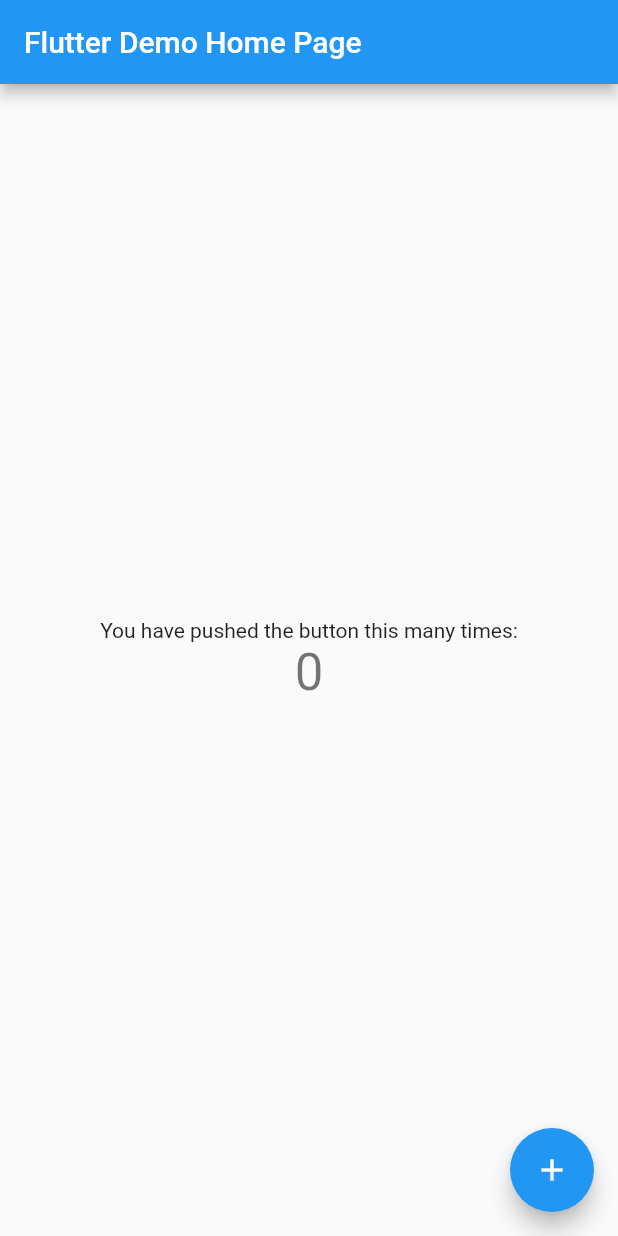
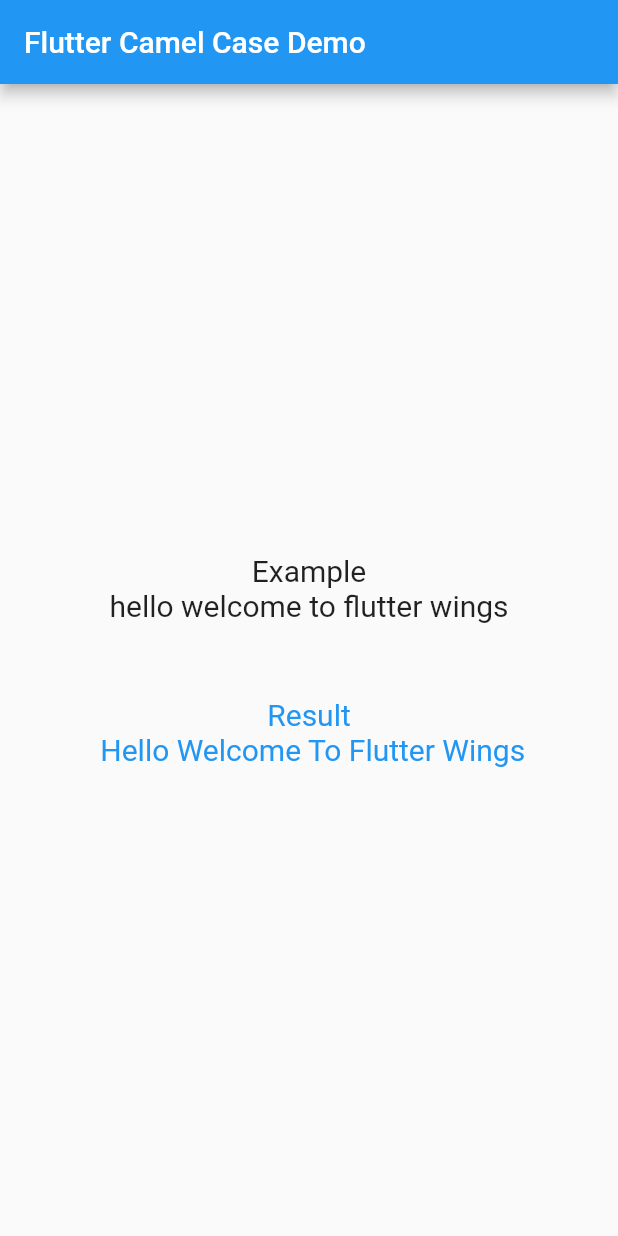
Before and after one commit to flutterwings304/utils_function, a Flutter app: the screen it shows after launch, on a phone screen of 412 x 824 dp. Run offline on Flutter 3.47's test engine with Material 2 defaults, Android fonts, the phone set to English and light mode, and no system bars.

Commit message:
💃capitalize function added

```diff
--- a/lib/main.dart
+++ b/lib/main.dart
@@ -1,4 +1,5 @@
 import 'package:flutter/material.dart';
+import 'package:utils_functions/utils.dart';
 
 void main() {
   runApp(const MyApp());
@@ -13,33 +14,15 @@
     return MaterialApp(
       title: 'Flutter Demo',
       theme: ThemeData(
-        // This is the theme of your application.
-        //
-        // Try running your application with "flutter run". You'll see the
-        // application has a blue toolbar. Then, without quitting the app, try
-        // changing the primarySwatch below to Colors.green and then invoke
-        // "hot reload" (press "r" in the console where you ran "flutter run",
-        // or simply save your changes to "hot reload" in a Flutter IDE).
-        // Notice that the counter didn't reset back to zero; the application
-        // is not restarted.
         primarySwatch: Colors.blue,
       ),
-      home: const MyHomePage(title: 'Flutter Demo Home Page'),
+      home: const MyHomePage(title: 'Flutter Camel Case Demo'),
     );
   }
 }
 
 class MyHomePage extends StatefulWidget {
   const MyHomePage({Key? key, required this.title}) : super(key: key);
-
-  // This widget is the home page of your application. It is stateful, meaning
-  // that it has a State object (defined below) that contains fields that affect
-  // how it looks.
-
-  // This class is the configuration for the state. It holds the values (in this
-  // case the title) provided by the parent (in this case the App widget) and
-  // used by the build method of the State. Fields in a Widget subclass are
-  // always marked "final".
 
   final String title;
 
@@ -48,68 +31,26 @@
 }
 
 class _MyHomePageState extends State<MyHomePage> {
-  int _counter = 0;
-
-  void _incrementCounter() {
-    setState(() {
-      // This call to setState tells the Flutter framework that something has
-      // changed in this State, which causes it to rerun the build method below
-      // so that the display can reflect the updated values. If we changed
-      // _counter without calling setState(), then the build method would not be
-      // called again, and so nothing would appear to happen.
-      _counter++;
-    });
-  }
-
   @override
   Widget build(BuildContext context) {
-    // This method is rerun every time setState is called, for instance as done
-    // by the _incrementCounter method above.
-    //
-    // The Flutter framework has been optimized to make rerunning build methods
-    // fast, so that you can just rebuild anything that needs updating rather
-    // than having to individually change instances of widgets.
     return Scaffold(
-      appBar: AppBar(
-        // Here we take the value from the MyHomePage object that was created by
-        // the App.build method, and use it to set our appbar title.
-        title: Text(widget.title),
-      ),
-      body: Center(
-        // Center is a layout widget. It takes a single child and positions it
-        // in the middle of the parent.
-        child: Column(
-          // Column is also a layout widget. It takes a list of children and
-          // arranges them vertically. By default, it sizes itself to fit its
-          // children horizontally, and tries to be as tall as its parent.
-          //
-          // Invoke "debug painting" (press "p" in the console, choose the
-          // "Toggle Debug Paint" action from the Flutter Inspector in Android
-          // Studio, or the "Toggle Debug Paint" command in Visual Studio Code)
-          // to see the wireframe for each widget.
-          //
-          // Column has various properties to control how it sizes itself and
-          // how it positions its children. Here we use mainAxisAlignment to
-          // center the children vertically; the main axis here is the vertical
-          // axis because Columns are vertical (the cross axis would be
-          // horizontal).
-          mainAxisAlignment: MainAxisAlignment.center,
-          children: <Widget>[
-            const Text(
-              'You have pushed the button this many times:',
-            ),
-            Text(
-              '$_counter',
-              style: Theme.of(context).textTheme.headline4,
-            ),
-          ],
+        appBar: AppBar(
+          title: Text(widget.title),
         ),
-      ),
-      floatingActionButton: FloatingActionButton(
-        onPressed: _incrementCounter,
-        tooltip: 'Increment',
-        child: const Icon(Icons.add),
-      ), // This trailing comma makes auto-formatting nicer for build methods.
-    );
+        body: Center(
+          child: Column(mainAxisAlignment: MainAxisAlignment.center, children: [
+            const Text('Example',
+                textAlign: TextAlign.center, style: TextStyle(fontSize: 20)),
+            const Text('hello welcome to flutter wings',
+                textAlign: TextAlign.center, style: TextStyle(fontSize: 20)),
+            const SizedBox(height: 50),
+            const Text('Result',
+                textAlign: TextAlign.center,
+                style: TextStyle(fontSize: 20, color: Colors.blue)),
+            Text(' ${Utils.capitalize("hello welcome to flutter wings")}',
+                // textAlign: TextAlign.center,
+                style: const TextStyle(fontSize: 20, color: Colors.blue)),
+          ]),
+        ));
   }
 }
--- /dev/null
+++ b/lib/utils.dart
@@ -0,0 +1,19 @@
+class Utils {
+  static String capitalize(String str) {
+    if (str.isNotEmpty) {
+      List second = [];
+      str.replaceAll("  ", " ");
+      final nameArray = str.toLowerCase().split(" ");
+      for (var e in nameArray) {
+        if (e.length > 1) second.add(e);
+      }
+      return second.map((word) {
+        String leftText =
+            (word.length > 1) ? word.substring(1, word.length) : '';
+        return word[0].toUpperCase() + leftText;
+      }).join(' ');
+    } else {
+      return str;
+    }
+  }
+}
```
